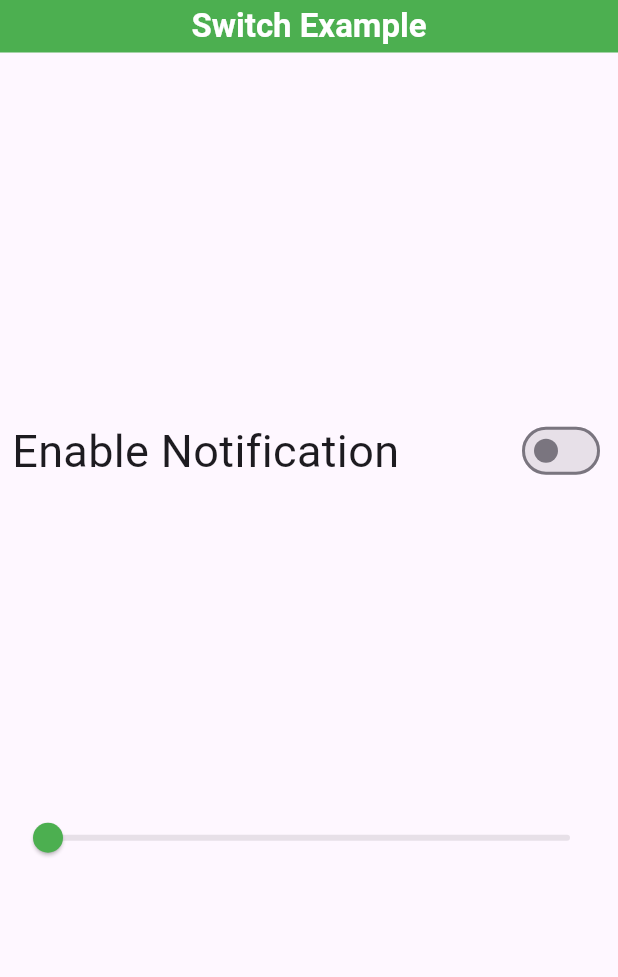
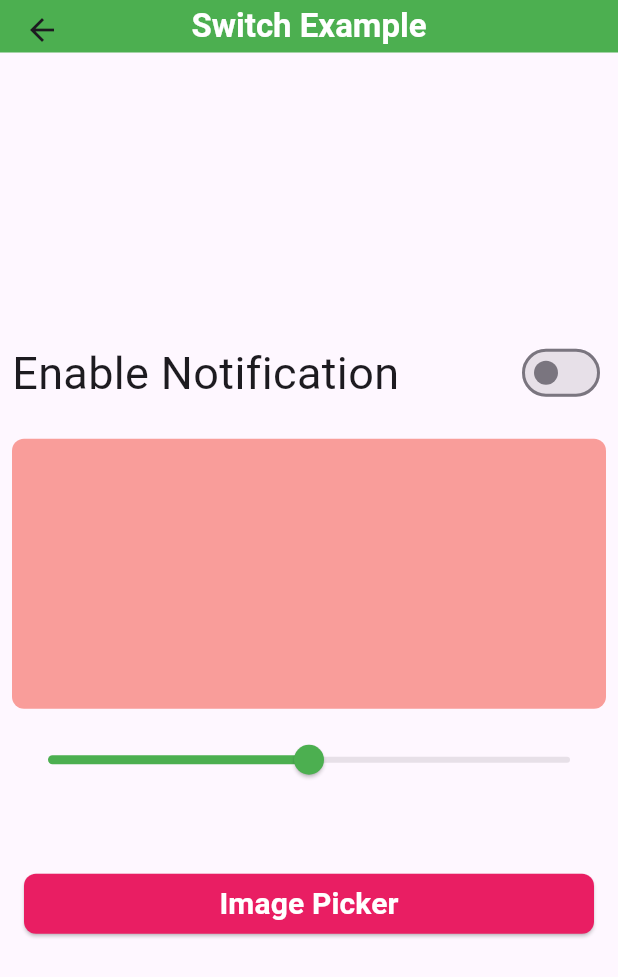
Before and after one commit to Ahmad61-6/flutter_tukitaki, a Flutter app: the SwitchExampleScreen screen opened directly, on a phone screen of 412 x 824 dp. Shown: the top 977 px of the screen. Run offline on Flutter 3.47's test engine with Material 3 defaults, Android fonts, the phone set to English and light mode, and no system bars; our stand-ins replace bloc, equatable, flutter_bloc, image_picker.

Commit message:
implented bloc on image picker

```diff
--- a/stm_bloc/lib/bloc/switch_example/switch_state.dart
+++ b/stm_bloc/lib/bloc/switch_example/switch_state.dart
@@ -4,7 +4,7 @@
   final bool isSwitched;
   final double sliderValue;
 
-  const SwitchState({this.isSwitched = false, this.sliderValue = 0.0});
+  const SwitchState({this.isSwitched = false, this.sliderValue = 0.5});
 
   SwitchState copyWith({bool? isSwitched, double? sliderValue}) {
     return SwitchState(
--- a/stm_bloc/lib/ui/screens/switch_example/switch_example_screen.dart
+++ b/stm_bloc/lib/ui/screens/switch_example/switch_example_screen.dart
@@ -4,6 +4,7 @@
 import 'package:stm_bloc/bloc/switch_example/switch_event.dart';
 
 import '../../../bloc/switch_example/switch_state.dart';
+import '../image_picker/image_picker_screen.dart';
 
 class SwitchExampleScreen extends StatefulWidget {
   const SwitchExampleScreen({super.key});
@@ -83,6 +84,38 @@
                   );
                 },
               ),
+              const SizedBox(height: 40),
+              Padding(
+                padding: const EdgeInsets.all(8.0),
+                child: SizedBox(
+                  width: double.infinity,
+                  child: ElevatedButton(
+                    onPressed: () {
+                      Navigator.push(
+                        context,
+                        MaterialPageRoute(
+                          builder: (context) => const ImagePickerScreen(),
+                        ),
+                      );
+                    },
+                    style: ElevatedButton.styleFrom(
+                      backgroundColor: Colors.pink,
+                      foregroundColor: Colors.white,
+                      shape: RoundedRectangleBorder(
+                        borderRadius: BorderRadius.circular(8),
+                      ),
+                    ),
+                    child: Text(
+                      "Image Picker",
+                      style: TextStyle(
+                        fontWeight: FontWeight.bold,
+                        fontSize: 20,
+                        color: Colors.white,
+                      ),
+                    ),
+                  ),
+                ),
+              ),
             ],
           ),
         ),
```
Also changed, not shown: stm_bloc/lib/bloc/image_picker/image_picker_bloc.dart (+9 -2 lines), stm_bloc/lib/main.dart (+14 -4 lines), stm_bloc/lib/ui/screens/counter_screen.dart (+32 -0 lines), stm_bloc/lib/ui/screens/image_picker/image_picker_screen.dart (+66 -0 lines), 1 other file.
